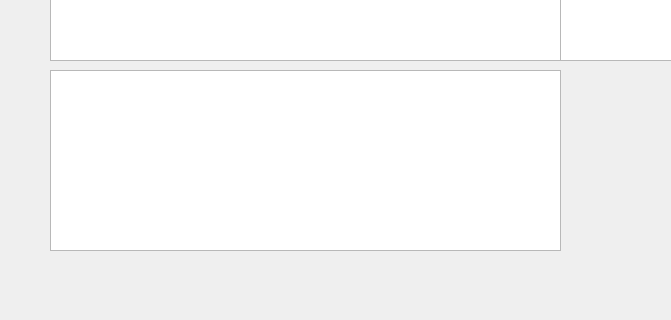
Qt form ide_window.ui (isaacporras/Parser-Interface) before a commit; both pictures show x 0 to 671 and y 457 to 777 of the 1053 by 862 pixel window.
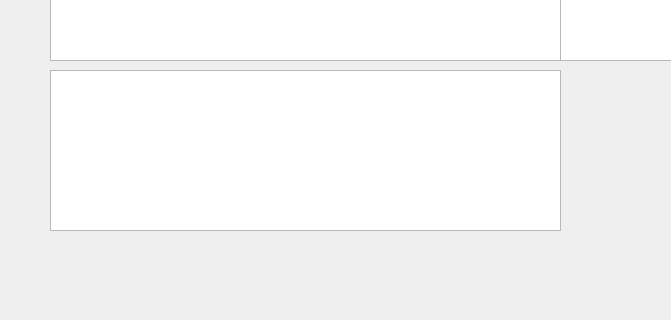
The same form after that commit.

The edit to the form file:
```diff
--- a/ide_window.ui
+++ b/ide_window.ui
@@ -66,7 +66,7 @@
       <x>50</x>
       <y>510</y>
       <width>511</width>
-      <height>181</height>
+      <height>161</height>
      </rect>
     </property>
    </widget>
```
Left out of the diff: 2 changed lines with no effect on the pictures.
